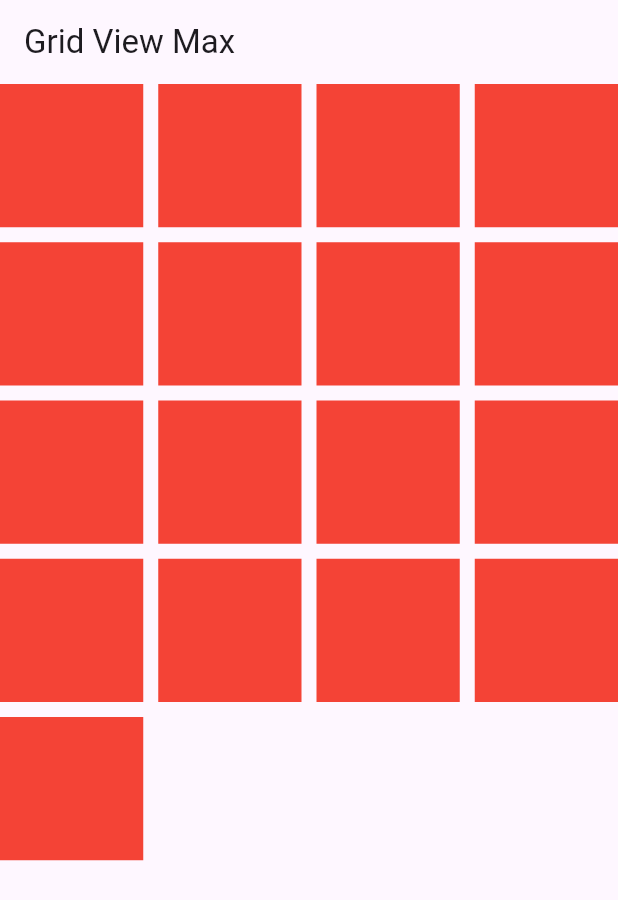
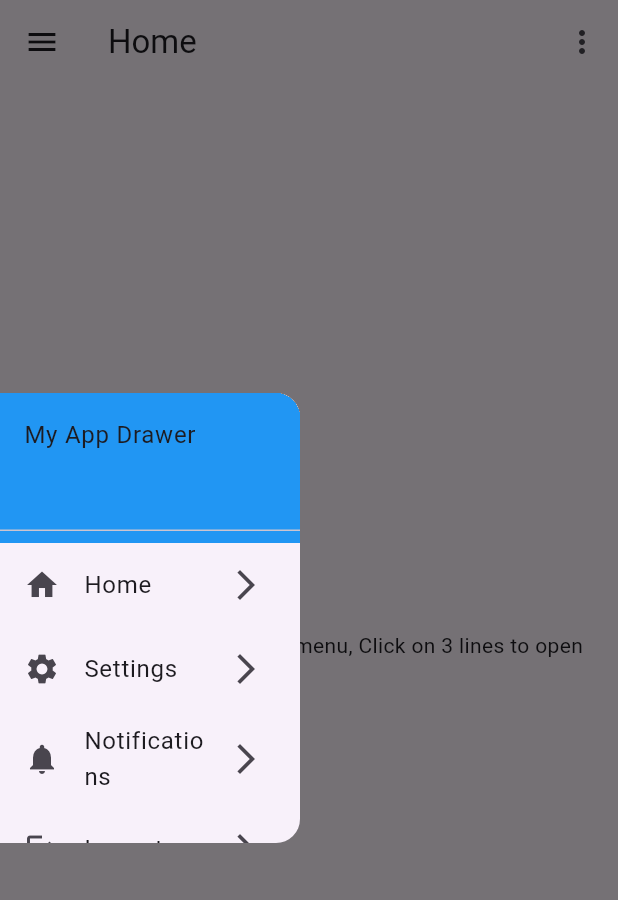
Before and after one commit to AbRehman536/mohib_frontend, a Flutter app: the screen it shows after launch, with the side drawer open (before the commit the screen has no drawer), on a phone screen of 412 x 824 dp. Shown: the top 900 px of the screen. Run offline on Flutter 3.47's test engine with Material 3 defaults, Android fonts, the phone set to English and light mode, and no system bars.

Commit message:
Pop up and Drawer Meu Done

```diff
--- a/lib/main.dart
+++ b/lib/main.dart
@@ -7,6 +7,7 @@
 import 'package:mohib_frontend/images.dart';
 import 'package:mohib_frontend/listtile_demo.dart';
 import 'package:mohib_frontend/login.dart';
+import 'package:mohib_frontend/menu.dart';
 import 'package:mohib_frontend/multi_selection.dart';
 import 'package:mohib_frontend/nested_row_column.dart';
 import 'package:mohib_frontend/row_column.dart';
@@ -26,6 +27,7 @@
   @override
   Widget build(BuildContext context) {
     return MaterialApp(
+      debugShowCheckedModeBanner: false,
       title: 'Flutter Demo',
       theme: ThemeData(
         // This is the theme of your application.
@@ -45,7 +47,7 @@
         // tested with just a hot reload.
         colorScheme: ColorScheme.fromSeed(seedColor: Colors.deepPurple),
       ),
-      home: GridViewMax(),
+      home: MenuDemo(),
     );
   }
 }
--- /dev/null
+++ b/lib/menu.dart
@@ -0,0 +1,58 @@
+import 'package:flutter/material.dart';
+
+class MenuDemo extends StatelessWidget {
+  const MenuDemo({super.key});
+
+  @override
+  Widget build(BuildContext context) {
+    return Scaffold(
+      appBar: AppBar(
+        title: Text("Home"),
+        actions: [
+          PopupMenuButton(
+            itemBuilder: (BuildContext context) {
+              return [
+                PopupMenuItem(child: TextButton(onPressed: (){}, child: Text("Settings"))),
+                PopupMenuItem(child: TextButton(onPressed: (){}, child: Text("Profile"))),
+                PopupMenuItem(child: TextButton(onPressed: (){}, child: Text("Linked Device"))),
+                PopupMenuItem(child: TextButton(onPressed: (){}, child: Text("Logout"))),
+              ];
+            },)
+        ],
+      ),
+      drawer: Container(
+        width: 200, height: 300,
+        child: Drawer(
+          child: ListView(
+            children: [
+              Container(
+                  color: Colors.blue,
+                  height: 100,
+                  child: DrawerHeader(child: Text("My App Drawer"))),
+              ListTile(
+                leading: Icon(Icons.home),
+                title: Text("Home"),
+                trailing: Icon(Icons.arrow_forward_ios),
+              ),
+              ListTile(
+                leading: Icon(Icons.settings),
+                title: Text("Settings"),
+                trailing: Icon(Icons.arrow_forward_ios),
+              ),
+              ListTile(
+                leading: Icon(Icons.notifications),
+                title: Text("Notifications"),
+                trailing: Icon(Icons.arrow_forward_ios),
+              ),
+              ListTile(
+                leading: Icon(Icons.logout),
+                title: Text("Logout"),
+                trailing: Icon(Icons.arrow_forward_ios),
+              ),
+            ],
+          ) ,),
+      ),
+      body: Center(child: Text("Click on 3 dots to open popup menu, Click on 3 lines to open drawer menu"),),
+    );
+  }
+}
```
